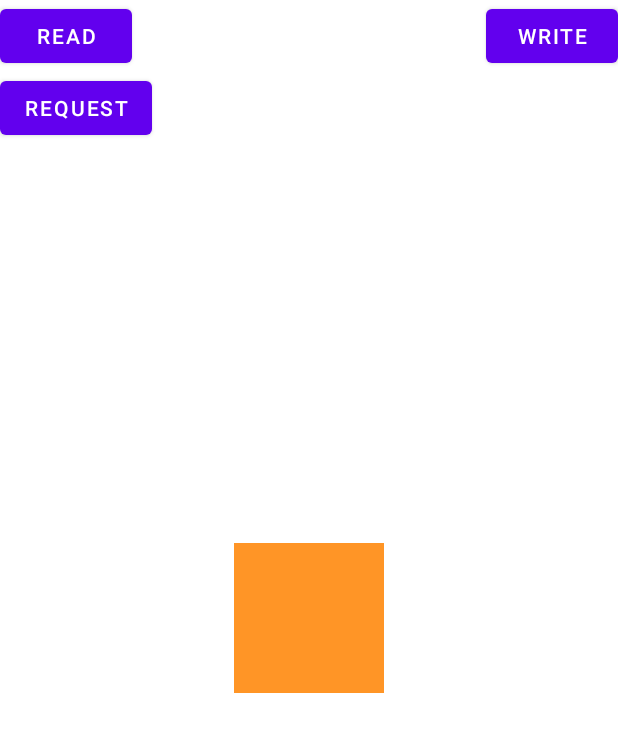
After one commit to lyzqw/wyq_github_android_study, an Android app: the layout fragment_storage.xml on its own in the app's theme, with its tools: preview values and no code run, on a phone screen of 412 x 824 dp. The commit adds this screen. Shown: the top 732 px of the screen. Run offline under Robolectric (Android 15) with nearby library versions, the phone set to English and light mode, and no system bars; network calls fail.

Commit message:
文件访问
Signed-off-by: lyzqw <yuwq327037419@163.com>

```diff
--- a/app/build.gradle
+++ b/app/build.gradle
@@ -6,13 +6,13 @@ plugins {
 }
 
 android {
-    compileSdkVersion 28
-    buildToolsVersion "28.0.3"
+    compileSdkVersion 30
+    buildToolsVersion "30.0.0"
 
     defaultConfig {
         applicationId "com.qwlyz.androidstudy"
         minSdkVersion 23
-        targetSdkVersion 28
+        targetSdkVersion 30
         versionCode 1
         versionName "1.0"
 
--- a/app/src/main/java/com/qwlyz/androidstudy/BaseFragment.kt
+++ b/app/src/main/java/com/qwlyz/androidstudy/BaseFragment.kt
@@ -11,6 +11,8 @@ import androidx.fragment.app.Fragment
  * @author lyz
  */
 abstract class BaseFragment : Fragment() {
+
+    var TAG = javaClass.simpleName.toString()
 
 
     override fun onCreateView(
--- a/app/src/main/java/com/qwlyz/androidstudy/PageWidget.kt
+++ b/app/src/main/java/com/qwlyz/androidstudy/PageWidget.kt
@@ -11,6 +11,7 @@ enum class PageWidget(val title: String, val pageWidgetClass: Class<*>) : Serial
     IndicatorSeekBarWidget("自定义IndicatorSeekBar", IndicatorSeekBarFragment::class.java),
     RTLTopicAtWidget("RTL话题", TopicAtFragment::class.java),
     IOSConverterAndroid("ios文件转Android", IosConverterAndroidFragment::class.java),
+    Android11Storage("Android11存储", Android11StorageFragment::class.java),
     FLexBoxWidget("横向滚动的流式布局", FlexBoxFragment::class.java)
 
 }
--- a/app/src/main/java/com/qwlyz/androidstudy/fragment/IosConverterAndroidFragment.kt
+++ b/app/src/main/java/com/qwlyz/androidstudy/fragment/IosConverterAndroidFragment.kt
@@ -58,7 +58,7 @@ class IosConverterAndroidFragment : BaseFragment() {
                     Log.e(TAG, "找不到的内容" + iosCn)
                 }
             }
-            writeJsonToSDcard(JSONObject(androidArMap).toString(),"android_ar.json")
+            writeJsonToSDcard(JSONObject(androidArMap as Map<*, *>).toString(),"android_ar.json")
             writeJsonToSDcard(Gson().toJson(disableList).toString(),"不满足的文案.json")
         }
     }
--- /dev/null
+++ b/app/src/main/res/layout/fragment_storage.xml
@@ -0,0 +1,38 @@
+<?xml version="1.0" encoding="utf-8"?>
+<androidx.constraintlayout.widget.ConstraintLayout xmlns:android="http://schemas.android.com/apk/res/android"
+    xmlns:app="http://schemas.android.com/apk/res-auto"
+    xmlns:tools="http://schemas.android.com/tools"
+    android:layout_width="match_parent"
+    android:layout_height="match_parent">
+
+    <Button
+        android:layout_width="wrap_content"
+        android:layout_height="wrap_content"
+        android:id="@+id/read"
+        android:text="read" />
+
+    <Button
+        android:layout_width="wrap_content"
+        android:layout_height="wrap_content"
+        android:id="@+id/write"
+        android:text="write"
+        app:layout_constraintRight_toRightOf="parent" />
+
+    <Button
+        android:layout_width="wrap_content"
+        android:layout_height="wrap_content"
+        app:layout_constraintTop_toBottomOf="@+id/read"
+        android:id="@+id/request"
+        android:text="request" />
+
+    <ImageView
+        android:id="@+id/image"
+        android:layout_width="100dp"
+        android:layout_height="100dp"
+        android:background="@color/gold"
+        app:layout_constraintBottom_toBottomOf="parent"
+        app:layout_constraintEnd_toEndOf="parent"
+        app:layout_constraintStart_toStartOf="parent"
+        app:layout_constraintTop_toTopOf="parent" />
+
+</androidx.constraintlayout.widget.ConstraintLayout>
```
Also changed, not shown: app/src/main/java/com/qwlyz/androidstudy/WidgetActivity.kt (+9 -0 lines), app/src/main/java/com/qwlyz/androidstudy/fragment/Android11StorageFragment.kt (added, +77 -0 lines).
